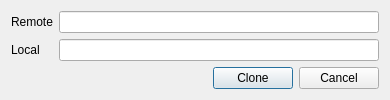
First picture: the form in src/CloneDialog.ui, repository soramimi/Guitar, before the edit.
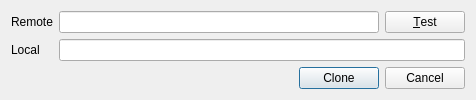
Second picture: the form after the edit.

```diff
--- a/src/CloneDialog.ui
+++ b/src/CloneDialog.ui
@@ -6,8 +6,8 @@
    <rect>
     <x>0</x>
     <y>0</y>
-    <width>385</width>
-    <height>97</height>
+    <width>466</width>
+    <height>100</height>
    </rect>
   </property>
   <property name="windowTitle">
@@ -15,7 +15,7 @@
   </property>
   <layout class="QVBoxLayout" name="verticalLayout">
    <item>
-    <layout class="QFormLayout" name="formLayout">
+    <layout class="QGridLayout" name="gridLayout">
      <item row="0" column="0">
       <widget class="QLabel" name="label">
        <property name="text">
@@ -33,6 +33,13 @@
        </property>
       </widget>
      </item>
+     <item row="0" column="2">
+      <widget class="QPushButton" name="pushButton_test">
+       <property name="text">
+        <string>&amp;Test</string>
+       </property>
+      </widget>
+     </item>
      <item row="1" column="0">
       <widget class="QLabel" name="label_2">
        <property name="text">
@@ -40,7 +47,7 @@
        </property>
       </widget>
      </item>
-     <item row="1" column="1">
+     <item row="1" column="1" colspan="2">
       <widget class="QLineEdit" name="lineEdit_working_dir"/>
      </item>
     </layout>
```
Left out of the diff: 1 changed line with no effect on the pictures.
